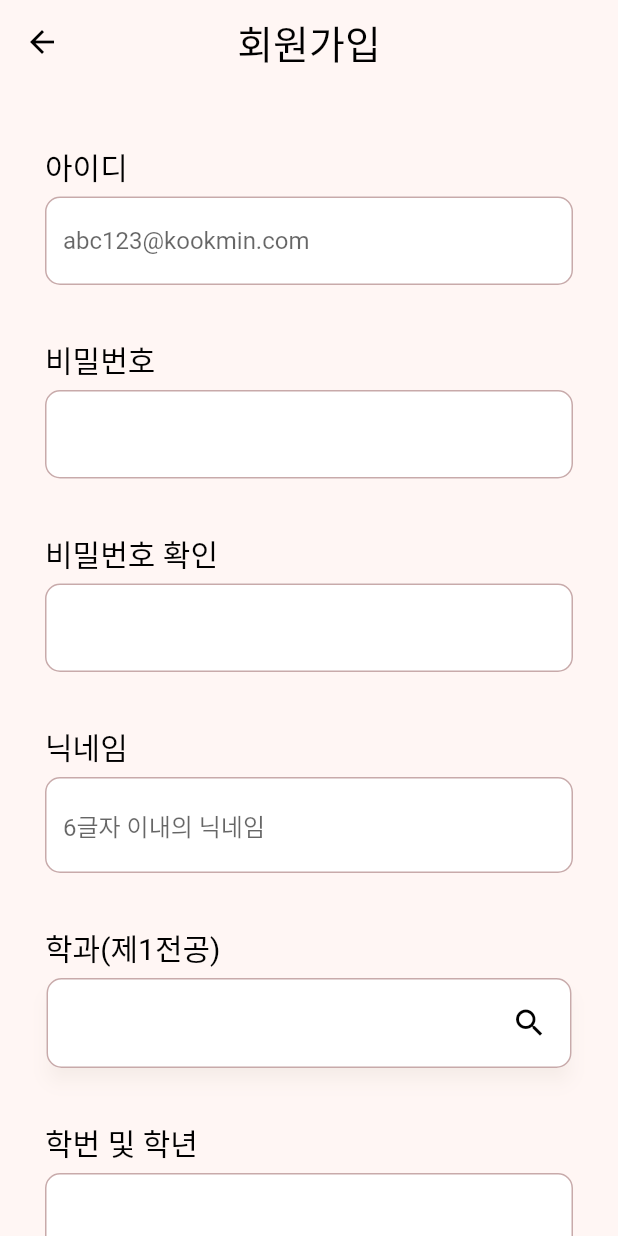
After one commit to TEAM-LINRING/LINRING-FRONT, a Flutter app: the screen it shows after launch, after a tap on "회원가입", on a phone screen of 412 x 824 dp. The commit adds this screen. Run offline on Flutter 3.47's test engine with Material 2 defaults, Android fonts, the light colour scheme and no system bars; Roboto replaces fonts that are missing (Pretendard).

Commit message:
Feat: 회원가입 UI 개발
- signup_screen.dart에서 회원가입 UI 개발
- Navigator로 페이지 연결
- 회원가입 내 학과 선택 페이지 select_major.dart  개발 중
- 단과대학 및 학과 data를 담은 majot_data.dart 추가

```diff
--- a/lib/main.dart
+++ b/lib/main.dart
@@ -1,6 +1,8 @@
 import 'package:flutter/material.dart';
 import 'package:linring_front_flutter/screens/entry_screen.dart';
 import 'package:linring_front_flutter/screens/login_screen.dart';
+import 'package:linring_front_flutter/screens/selectmajor_screen.dart';
+import 'package:linring_front_flutter/screens/signup_screen.dart';
 
 void main() {
   runApp(const MyApp());
@@ -11,6 +13,14 @@ class MyApp extends StatelessWidget {
 
   @override
   Widget build(BuildContext context) {
-    return MaterialApp(debugShowCheckedModeBanner: false, home: LoginPage());
+    return MaterialApp(
+      debugShowCheckedModeBanner: false,
+      home: EntryPage(),
+      routes: {
+        '/login': (context) => LoginPage(),
+        '/signup': (context) => SignUpPage(),
+        '/selectmajor': (context) => SelectMajor(),
+      },
+    );
   }
 }
--- /dev/null
+++ b/lib/major_data.dart
@@ -0,0 +1,111 @@
+// major_data.dart
+
+class College {
+  final String name;
+  final List<Major> majors;
+
+  College(this.name, this.majors);
+}
+
+class Major {
+  final String name;
+
+  Major(this.name);
+}
+
+class MajorDataProvider {
+  static final List<College> colleges = [
+    College('글로벌인문지역대학', [
+      Major('한국어문학부'),
+      Major('영어영문학부'),
+      Major('중국학부'),
+      Major('한국역사학과'),
+    ]),
+    College('사회과학대학', [
+      Major('행정학과'),
+      Major('행정관리학과'),
+      Major('정치외교학과'),
+      Major('사회학과'),
+      Major('미디어광고학부'),
+      Major('교육학과'),
+      Major('러시아유라시아학과'),
+      Major('일본학과'),
+    ]),
+    College('법과대학', [
+      Major('법학부'),
+      Major('기업융합법학과'),
+    ]),
+    College('경상대학', [
+      Major('경제학과'),
+      Major('국제통상학과'),
+    ]),
+    College('경영대학', [
+      Major('경영학부'),
+      Major('기업경영학부'),
+      Major('경영정보학부'),
+      Major('KMU KIBS'),
+      Major('재무금융회계학부'),
+      Major('AI빅데이터융합경영학과'),
+    ]),
+    College('창의공과대학', [
+      Major('신소재공학부'),
+      Major('기계공학부'),
+      Major('건설시스템공학부'),
+      Major('전자공학부'),
+    ]),
+    College('소프트웨어융합대학', [
+      Major('소프트웨어학부'),
+      Major('인공지능학부'),
+    ]),
+    College('자동차융합대학', [
+      Major('자동차공학과'),
+      Major('자동차IT융합학과'),
+    ]),
+    College('과학기술대학', [
+      Major('산림환경시스템학과'),
+      Major('임산생명공학과'),
+      Major('나노전자물리학과'),
+      Major('응용화학부'),
+      Major('식품영양학과'),
+      Major('정보보안암호수학과'),
+      Major('바이오발효융합학과'),
+    ]),
+    College('건축대학', [
+      Major('건축학부'),
+    ]),
+    College('조형대학', [
+      Major('공업디자인학과'),
+      Major('시각디자인학과'),
+      Major('금속공예학과'),
+      Major('도자공예학과'),
+      Major('의상디자인학과'),
+      Major('공간디자인학과'),
+      Major('영상디자인학과'),
+      Major('자동차운송디자인학과'),
+      Major('AI디자인학과'),
+    ]),
+    College('예술대학', [
+      Major('음악학부'),
+      Major('미술학부'),
+      Major('공연예술학부'),
+    ]),
+    College('체육대학', [
+      Major('스포츠교육학과'),
+      Major('스포츠산업레저학과'),
+      Major('스포츠건강재활학과'),
+    ]),
+    College('미래모빌리티학과', [
+      Major('미래모빌리티학과'),
+    ]),
+    College('교양대학', [
+      Major('교양대학'),
+    ]),
+    College('인문기술융합학부', [
+      Major('인문기술융합학부'),
+    ])
+  ];
+
+  static List<College> getColleges() {
+    return colleges;
+  }
+}
--- a/lib/screens/entry_screen.dart
+++ b/lib/screens/entry_screen.dart
@@ -1,3 +1,4 @@
+import 'package:flutter/foundation.dart';
 import 'package:flutter/material.dart';
 import 'package:linring_front_flutter/widgets/custom_outlined_button.dart';
 
@@ -58,7 +59,9 @@ class EntryPage extends StatelessWidget {
               //로그인 버튼
               CustomOutlinedButton(
                   label: '로그인',
-                  onPressed: () {},
+                  onPressed: () => {
+                        Navigator.pushNamed(context, '/login'),
+                      },
                   backgroundColor: Colors.white),
 
               SizedBox(
@@ -68,7 +71,7 @@ class EntryPage extends StatelessWidget {
               //회원가입 버튼
               CustomOutlinedButton(
                   label: '회원가입',
-                  onPressed: () {},
+                  onPressed: () => {Navigator.pushNamed(context, '/signup')},
                   backgroundColor: Color(0xFFFEC2B5)),
               Spacer(
                 flex: 1,
--- a/lib/screens/login_screen.dart
+++ b/lib/screens/login_screen.dart
@@ -18,7 +18,28 @@ class _LoginPageState extends State<LoginPage> {
     return MaterialApp(
         home: Scaffold(
       backgroundColor: Color(0xFFFFF6F4),
-      appBar: CustomAppBar(title: '로그인'),
+      //appBar: CustomAppBar(title: '로그인'),
+      appBar: AppBar(
+        title: Text(
+          '로그인',
+          style: TextStyle(
+              color: Colors.black,
+              fontSize: 26,
+              fontFamily: 'Pretendard',
+              fontWeight: FontWeight.w500,
+              height: 0),
+        ),
+        centerTitle: true,
+        leading: IconButton(
+            onPressed: () => {
+                  if (Navigator.of(context).canPop())
+                    {Navigator.of(context).pop()} //뒤로가기
+                },
+            color: const Color.fromARGB(255, 0, 0, 0),
+            icon: Icon(Icons.arrow_back)),
+        backgroundColor: Colors.transparent,
+        elevation: 0,
+      ),
       body: Container(
           //background blur img
           width: double.infinity,
@@ -89,7 +110,7 @@ class _LoginPageState extends State<LoginPage> {
                   TextButton(
                       onPressed: () {},
                       child: Text(
-                        "이메일 찾기",
+                        "아이디 찾기",
                         style: TextStyle(
                           color: Color(0xFF1B1B1B),
                         ),
--- /dev/null
+++ b/lib/screens/selectmajor_screen.dart
@@ -0,0 +1,84 @@
+import 'package:flutter/material.dart';
+import 'package:linring_front_flutter/major_data.dart';
+import 'package:linring_front_flutter/widgets/custom_appbar.dart';
+
+class SelectMajor extends StatelessWidget {
+  final List<ListItem> majorListItems =
+      MajorDataProvider.getColleges().expand((college) {
+    return [
+      HeadingItem(college.name),
+      ...college.majors.map((major) => MessageItem('', major.name))
+    ];
+  }).toList();
+
+  SelectMajor({Key? key}) : super(key: key);
+
+  @override
+  Widget build(BuildContext context) {
+    return Scaffold(
+      backgroundColor: Color(0xFFFFF6F4),
+      appBar: CustomAppBar(
+        title: '학과 선택',
+      ),
+      body: ListView.builder(
+        padding: EdgeInsets.all(0),
+        itemCount: majorListItems.length,
+        itemBuilder: (context, index) {
+          final item = majorListItems[index];
+          return SafeArea(
+            child: ListTile(
+              title: item.buildTitle(context),
+              subtitle: item.buildSubtitle(context),
+              onTap: item is MessageItem
+                  ? () {
+                      Navigator.pushNamed(context, '/signup');
+                      // 예: 학과 이름을 표시하는 토스트 메시지를 표시
+                      // final title = item.buildTitle(context).toString();
+                      // ScaffoldMessenger.of(context).showSnackBar(
+                      //   SnackBar(content: Text('$title was tapped!')),
+                      // );
+                    }
+                  : null, // HeadingItem에는 onTap 콜백을 추가하지 않습니다.
+            ),
+          );
+        },
+      ),
+    );
+  }
+}
+
+// The rest of the ListItem, HeadingItem, and MessageItem classes remains unchanged.
+abstract class ListItem {
+  Widget buildTitle(BuildContext context);
+  Widget buildSubtitle(BuildContext context);
+}
+
+class HeadingItem implements ListItem {
+  final String heading;
+
+  HeadingItem(this.heading);
+
+  @override
+  Widget buildTitle(BuildContext context) {
+    return Text(
+      heading,
+      style: Theme.of(context).textTheme.headline5,
+    );
+  }
+
+  @override
+  Widget buildSubtitle(BuildContext context) => const SizedBox.shrink();
+}
+
+class MessageItem implements ListItem {
+  final String sender;
+  final String body;
+
+  MessageItem(this.sender, this.body);
+
+  @override
+  Widget buildTitle(BuildContext context) => Text(sender);
+
+  @override
+  Widget buildSubtitle(BuildContext context) => Text(body);
+}
--- /dev/null
+++ b/lib/screens/signup_screen.dart
@@ -0,0 +1,319 @@
+import 'package:flutter/material.dart';
+import 'package:linring_front_flutter/widgets/custom_appbar.dart';
+import 'package:linring_front_flutter/widgets/custom_outlined_button.dart';
+import 'package:linring_front_flutter/widgets/custom_textfield.dart';
+
+class SignUpPage extends StatefulWidget {
+  const SignUpPage({super.key});
+
+  @override
+  State<SignUpPage> createState() => _SignUpPageState();
+}
+
+class _SignUpPageState extends State<SignUpPage> {
+  //성별 선택용 변수들
+  bool isMale = false;
+  bool isFemale = false;
+  late List<bool> isSelected;
+
+  //특이사항 선택용 변수들
+  final List<Map<String, dynamic>> remark = [
+    {'state': '유학생', 'isCheck': false},
+    {'state': '전과생', 'isCheck': false},
+    {'state': '편입생', 'isCheck': false},
+    {'state': '외국인', 'isCheck': false},
+    {'state': '교환학생', 'isCheck': false},
+    {'state': '복수전공생', 'isCheck': false},
+    {'state': '부전공생', 'isCheck': false},
+  ];
+
+  @override
+  void initState() {
+    isSelected = [isMale, isFemale];
+    super.initState();
+  }
+
+  @override
+  Widget build(BuildContext context) {
+    return MaterialApp(
+        home: Scaffold(
+            backgroundColor: Color(0xFFFFF6F4),
+            appBar: CustomAppBar(
+              title: '회원가입',
+            ),
+            body: Container(
+              child: SingleChildScrollView(
+                child: Column(
+                    mainAxisAlignment: MainAxisAlignment.spaceAround,
+                    children: [
+                      SizedBox(
+                        height: 40,
+                      ),
+                      //아이디
+                      Padding(
+                          padding: const EdgeInsets.only(left: 30.0),
+                          child: Align(
+                              alignment: Alignment.centerLeft,
+                              child: Text(
+                                '아이디',
+                                style: TextStyle(
+                                  color: Colors.black,
+                                  fontSize: 20,
+                                  fontFamily: 'Pretendard',
+                                  fontWeight: FontWeight.w400,
+                                  height: 0,
+                                ),
+                              ))),
+                      CustomTextField(
+                        hintText: 'abc123@kookmin.com',
+                        obscureText: false,
+                      ),
+                      SizedBox(height: 30),
+                      //비밀번호
+                      Padding(
+                          padding: const EdgeInsets.only(left: 30.0),
+                          child: Align(
+                              alignment: Alignment.centerLeft,
+                              child: Text(
+                                '비밀번호',
+                                style: TextStyle(
+                                  color: Colors.black,
+                                  fontSize: 20,
+                                  fontFamily: 'Pretendard',
+                                  fontWeight: FontWeight.w400,
+                                  height: 0,
+                                ),
+                              ))),
+                      CustomTextField(
+                        hintText: '',
+                        obscureText: false,
+                      ),
+
+                      SizedBox(height: 30),
+
+                      //비밀번호 확인
+                      Padding(
+                          padding: const EdgeInsets.only(left: 30.0),
+                          child: Align(
+                              alignment: Alignment.centerLeft,
+                              child: Text(
+                                '비밀번호 확인',
+                                style: TextStyle(
+                                  color: Colors.black,
+                                  fontSize: 20,
+                                  fontFamily: 'Pretendard',
+                                  fontWeight: FontWeight.w400,
+                                  height: 0,
+                                ),
+                              ))),
+                      CustomTextField(
+                        hintText: '',
+                        obscureText: false,
+                      ),
+
+                      SizedBox(height: 30),
+
+                      //닉네임
+                      Padding(
+                          padding: const EdgeInsets.only(left: 30.0),
+                          child: Align(
+                              alignment: Alignment.centerLeft,
+                              child: Text(
+                                '닉네임',
+                                style: TextStyle(
+                                  color: Colors.black,
+                                  fontSize: 20,
+                                  fontFamily: 'Pretendard',
+                                  fontWeight: FontWeight.w400,
+                                  height: 0,
+                                ),
+                              ))),
+                      CustomTextField(
+                        hintText: '6글자 이내의 닉네임',
+                        obscureText: false,
+                      ),
+
+                      SizedBox(height: 30),
+
+                      //학과(제1전공)
+                      Padding(
+                          padding: const EdgeInsets.only(left: 30.0),
+                          child: Align(
+                              alignment: Alignment.centerLeft,
+                              child: Text(
+                                '학과(제1전공)',
+                                style: TextStyle(
+                                  color: Colors.black,
+                                  fontSize: 20,
+                                  fontFamily: 'Pretendard',
+                                  fontWeight: FontWeight.w400,
+                                  height: 0,
+                                ),
+                              ))),
+                      Padding(
+                        padding: const EdgeInsets.fromLTRB(30, 5, 30, 5),
+                        child: OutlinedButton(
+                            onPressed: () {
+                              Navigator.pushNamed(context, '/selectmajor');
+                            },
+                            style: OutlinedButton.styleFrom(
+                              primary: Colors.black,
+                              backgroundColor: Colors.white,
+                              side: const BorderSide(
+                                  width: 1, color: Color(0xFFC8AAAA)),
+                              elevation: 5,
+                              shadowColor: Color(0x196C5916),
+                              shape: RoundedRectangleBorder(
+                                borderRadius: BorderRadius.circular(10),
+                              ),
+                              fixedSize: Size(350, 60),
+                            ),
+                            child: Align(
+                                alignment: Alignment.centerRight,
+                                child: Icon(
+                                  Icons.search,
+                                  size: 24.0,
+                                  color: Colors.black,
+                                ))),
+                      ),
+
+                      SizedBox(height: 30),
+
+                      //학번 및 학년
+                      Padding(
+                          padding: const EdgeInsets.only(left: 30.0),
+                          child: Align(
+                              alignment: Alignment.centerLeft,
+                              child: Text(
+                                '학번 및 학년',
+                                style: TextStyle(
+                                  color: Colors.black,
+                                  fontSize: 20,
+                                  fontFamily: 'Pretendard',
+                                  fontWeight: FontWeight.w400,
+                                  height: 0,
+                                ),
+                              ))),
+                      CustomTextField(
+                        hintText: '',
+                        obscureText: false,
+                      ),
+
+                      SizedBox(height: 30),
+
+                      //성별 및 나이
+                      Padding(
+                          padding: const EdgeInsets.fromLTRB(30, 0, 0, 5),
+                          child: Align(
+                              alignment: Alignment.centerLeft,
+                              child: Text(
+                                '성별 및 나이',
+                                style: TextStyle(
+                                  color: Colors.black,
+                                  fontSize: 20,
+                                  fontFamily: 'Pretendard',
+                                  fontWeight: FontWeight.w400,
+                                  height: 0,
+                                ),
+                              ))),
+                      Container(
+                        padding: EdgeInsets.zero,
+                        decoration: BoxDecoration(
+                          color: Colors.white,
+                          border:
+                              Border.all(color: Color(0xFFC8AAAA), width: 1.0),
+                          borderRadius: BorderRadius.all(Radius.circular(10.0)),
+                        ),
+                        child: ToggleButtons(
+                          children: [
+                            Padding(
+                                padding: EdgeInsets.fromLTRB(30, 5, 30, 5),
+                                child: Text('여')),
+                            Padding(
+                                padding: EdgeInsets.fromLTRB(30, 5, 30, 5),
+                                child: Text('남')),
+                          ],
+                          isSelected: isSelected,
+                          onPressed: toggleSelect,
+                          fillColor: Color(0xFFFEC2B5),
+                          selectedColor: Colors.black,
+                        ),
+                      ),
+
+                      SizedBox(height: 30),
+
+                      //특이사항
+                      Padding(
+                          padding: const EdgeInsets.fromLTRB(30, 0, 0, 5),
+                          child: Align(
+                              alignment: Alignment.centerLeft,
+                              child: Text(
+                                '특이사항',
+                                style: TextStyle(
+                                  color: Colors.black,
+                                  fontSize: 20,
+                                  fontFamily: 'Pretendard',
+                                  fontWeight: FontWeight.w400,
+                                  height: 0,
+                                ),
+                              ))),
+                      Wrap(
+                          alignment: WrapAlignment.start,
+                          children: List.generate(remark.length, (index) {
+                            return buildRemark(index);
+                          })),
+
+                      //동의
+                      SizedBox(height: 40),
+                      //가입하기 버튼
+                      CustomOutlinedButton(
+                          label: '가입하기',
+                          onPressed: () {},
+                          backgroundColor: Color(0xFFFEC2B5)),
+                    ]),
+              ),
+            )));
+  }
+
+  void toggleSelect(value) {
+    if (value == 0) {
+      isMale = true;
+      isFemale = false;
+    } else {
+      isMale = false;
+      isFemale = true;
+    }
+    setState(() {
+      isSelected = [isMale, isFemale];
+    });
+  }
+
+  Widget buildRemark(index) {
+    return Padding(
+      padding: const EdgeInsets.fromLTRB(0, 0, 10, 10),
+      child: ChoiceChip(
+        shape: RoundedRectangleBorder(
+            borderRadius: BorderRadius.circular(8),
+            side: BorderSide(width: 1, color: Color(0xFFC8AAAA))),
+        labelPadding: EdgeInsets.all(7.0),
+        label: Text(
+          remark[index]['state'],
+          style: Theme.of(context).textTheme.bodyText2!.copyWith(
+              color: const Color(0xFF1B1B1B),
+              fontSize: 20,
+              fontFamily: 'Pretendard',
+              fontWeight: FontWeight.w400),
+        ),
+        selected: remark[index]['isCheck'] == true,
+        selectedColor: Color(0xFFFEC2B5),
+        onSelected: (value) {
+          setState(() {
+            remark[index]['isCheck'] = !remark[index]['isCheck'];
+          });
+        },
+        backgroundColor: Colors.white,
+        elevation: 0,
+      ),
+    );
+  }
+}
--- a/lib/widgets/custom_appbar.dart
+++ b/lib/widgets/custom_appbar.dart
@@ -2,20 +2,26 @@ import 'package:flutter/material.dart';
 
 class CustomAppBar extends StatelessWidget implements PreferredSizeWidget {
   final String title;
-  CustomAppBar({Key? key, required this.title}) : super(key: key);
+  CustomAppBar({Key? key, required this.title, onPressed}) : super(key: key);
 
   @override
   Widget build(BuildContext context) {
     return AppBar(
       title: Text(
         title,
-        style: TextStyle(color: Colors.black),
+        style: TextStyle(
+            color: Colors.black,
+            fontSize: 26,
+            fontFamily: 'Pretendard',
+            fontWeight: FontWeight.w500,
+            height: 0),
       ),
       centerTitle: true,
       leading: IconButton(
-          onPressed: () {
-            Navigator.pop(context); //뒤로가기
-          },
+          onPressed: () => {
+                if (Navigator.of(context).canPop())
+                  {Navigator.of(context).pop()} //뒤로가기
+              },
           color: const Color.fromARGB(255, 0, 0, 0),
           icon: Icon(Icons.arrow_back)),
       backgroundColor: Colors.transparent,
--- a/lib/widgets/custom_textfield.dart
+++ b/lib/widgets/custom_textfield.dart
@@ -7,7 +7,7 @@ class CustomTextField extends StatelessWidget {
 
   const CustomTextField({
     super.key,
-    required this.controller,
+    this.controller,
     required this.hintText,
     required this.obscureText,
     decoration,
```
